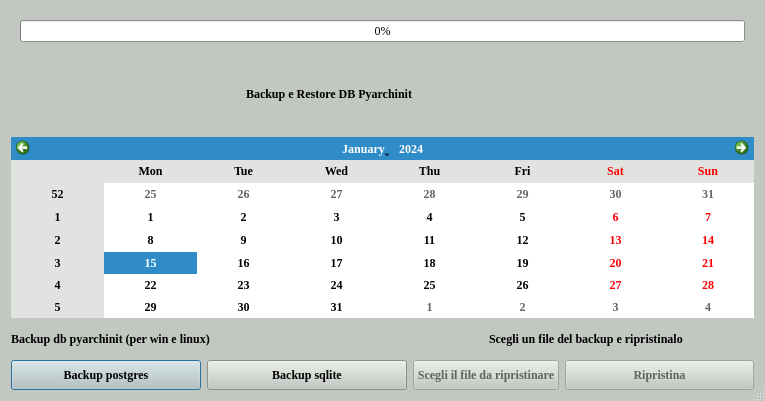
First picture: the form in gui/ui/dbmanagment.ui, repository pyarchinit/pyarchinit, before the edit.
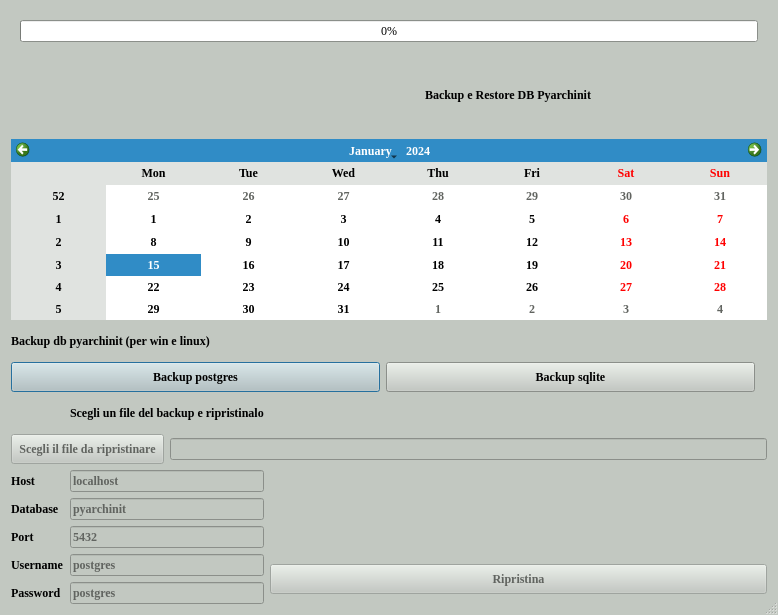
Second picture: the form after the edit. Icons and pictures are not drawn. Custom widgets are drawn as their Qt base class.

Commit message: backp db and restore

```diff
--- a/gui/ui/dbmanagment.ui
+++ b/gui/ui/dbmanagment.ui
@@ -2,16 +2,19 @@
 <ui version="4.0">
  <class>DBmanagment</class>
  <widget class="QDialog" name="DBmanagment">
+  <property name="enabled">
+   <bool>true</bool>
+  </property>
   <property name="geometry">
    <rect>
     <x>0</x>
     <y>0</y>
-    <width>765</width>
-    <height>401</height>
+    <width>778</width>
+    <height>615</height>
    </rect>
   </property>
   <property name="sizePolicy">
-   <sizepolicy hsizetype="Expanding" vsizetype="Expanding">
+   <sizepolicy hsizetype="Expanding" vsizetype="Fixed">
     <horstretch>0</horstretch>
     <verstretch>0</verstretch>
    </sizepolicy>
@@ -154,6 +157,15 @@
        </color>
       </brush>
      </colorrole>
+     <colorrole role="PlaceholderText">
+      <brush brushstyle="NoBrush">
+       <color alpha="128">
+        <red>0</red>
+        <green>0</green>
+        <blue>0</blue>
+       </color>
+      </brush>
+     </colorrole>
     </active>
     <inactive>
      <colorrole role="WindowText">
@@ -291,6 +303,15 @@
        </color>
       </brush>
      </colorrole>
+     <colorrole role="PlaceholderText">
+      <brush brushstyle="NoBrush">
+       <color alpha="128">
+        <red>0</red>
+        <green>0</green>
+        <blue>0</blue>
+       </color>
+      </brush>
+     </colorrole>
     </inactive>
     <disabled>
      <colorrole role="WindowText">
@@ -428,6 +449,15 @@
        </color>
       </brush>
      </colorrole>
+     <colorrole role="PlaceholderText">
+      <brush brushstyle="NoBrush">
+       <color alpha="128">
+        <red>0</red>
+        <green>0</green>
+        <blue>0</blue>
+       </color>
+      </brush>
+     </colorrole>
     </disabled>
    </palette>
   </property>
@@ -447,7 +477,104 @@
   <layout class="QGridLayout" name="gridLayout_3">
    <item row="0" column="0">
     <layout class="QGridLayout" name="gridLayout_2">
-     <item row="0" column="0" colspan="5">
+     <item row="4" column="0">
+      <widget class="QPushButton" name="backup">
+       <property name="sizePolicy">
+        <sizepolicy hsizetype="Expanding" vsizetype="Preferred">
+         <horstretch>0</horstretch>
+         <verstretch>0</verstretch>
+        </sizepolicy>
+       </property>
+       <property name="maximumSize">
+        <size>
+         <width>16777215</width>
+         <height>30</height>
+        </size>
+       </property>
+       <property name="text">
+        <string>Backup postgres</string>
+       </property>
+       <property name="icon">
+        <iconset resource="../../resources/resources.qrc">
+         <normaloff>:/icons/db_update_postgres.png</normaloff>:/icons/db_update_postgres.png</iconset>
+       </property>
+      </widget>
+     </item>
+     <item row="2" column="0" colspan="4">
+      <widget class="QCalendarWidget" name="calendarWidget">
+       <property name="sizePolicy">
+        <sizepolicy hsizetype="Expanding" vsizetype="Expanding">
+         <horstretch>0</horstretch>
+         <verstretch>0</verstretch>
+        </sizepolicy>
+       </property>
+       <property name="minimumSize">
+        <size>
+         <width>191</width>
+         <height>181</height>
+        </size>
+       </property>
+       <property name="styleSheet">
+        <string notr="true">font: 10pt &quot;Andale Mono&quot;;</string>
+       </property>
+      </widget>
+     </item>
+     <item row="4" column="1">
+      <widget class="QPushButton" name="backupsqlite">
+       <property name="sizePolicy">
+        <sizepolicy hsizetype="Expanding" vsizetype="Expanding">
+         <horstretch>0</horstretch>
+         <verstretch>0</verstretch>
+        </sizepolicy>
+       </property>
+       <property name="maximumSize">
+        <size>
+         <width>16777215</width>
+         <height>30</height>
+        </size>
+       </property>
+       <property name="text">
+        <string>Backup sqlite</string>
+       </property>
+       <property name="icon">
+        <iconset resource="../../resources/resources.qrc">
+         <normaloff>:/icons/spatialite.png</normaloff>:/icons/spatialite.png</iconset>
+       </property>
+      </widget>
+     </item>
+     <item row="1" column="1" colspan="2">
+      <widget class="QLabel" name="label">
+       <property name="sizePolicy">
+        <sizepolicy hsizetype="Expanding" vsizetype="Expanding">
+         <horstretch>0</horstretch>
+         <verstretch>0</verstretch>
+        </sizepolicy>
+       </property>
+       <property name="text">
+        <string>             Backup e Restore DB Pyarchinit</string>
+       </property>
+      </widget>
+     </item>
+     <item row="3" column="0" colspan="2">
+      <widget class="QLabel" name="label_3">
+       <property name="sizePolicy">
+        <sizepolicy hsizetype="Expanding" vsizetype="Expanding">
+         <horstretch>0</horstretch>
+         <verstretch>0</verstretch>
+        </sizepolicy>
+       </property>
+       <property name="maximumSize">
+        <size>
+         <width>16777215</width>
+         <height>30</height>
+        </size>
+       </property>
+       <property name="text">
+        <string>Backup db pyarchinit (per win e linux)</string>
+       </property>
+      </widget>
+     </item>
+     <item row="0" column="0" colspan="4">
       <widget class="QWidget" name="widget" native="true">
        <layout class="QHBoxLayout" name="horizontalLayout">
         <item>
@@ -471,58 +598,11 @@
        </layout>
       </widget>
      </item>
-     <item row="1" column="1" colspan="2">
-      <widget class="QLabel" name="label">
-       <property name="sizePolicy">
-        <sizepolicy hsizetype="Expanding" vsizetype="Expanding">
-         <horstretch>0</horstretch>
-         <verstretch>0</verstretch>
-        </sizepolicy>
-       </property>
-       <property name="text">
-        <string>             Backup e Restore DB Pyarchinit</string>
-       </property>
-      </widget>
-     </item>
-     <item row="2" column="0" colspan="5">
-      <widget class="QCalendarWidget" name="calendarWidget">
-       <property name="sizePolicy">
-        <sizepolicy hsizetype="Expanding" vsizetype="Expanding">
-         <horstretch>0</horstretch>
-         <verstretch>0</verstretch>
-        </sizepolicy>
-       </property>
-       <property name="minimumSize">
-        <size>
-         <width>191</width>
-         <height>181</height>
-        </size>
-       </property>
-       <property name="styleSheet">
-        <string notr="true">font: 10pt &quot;Andale Mono&quot;;</string>
-       </property>
-      </widget>
-     </item>
-     <item row="3" column="0" colspan="2">
-      <widget class="QLabel" name="label_3">
-       <property name="sizePolicy">
-        <sizepolicy hsizetype="Expanding" vsizetype="Expanding">
-         <horstretch>0</horstretch>
-         <verstretch>0</verstretch>
-        </sizepolicy>
-       </property>
-       <property name="maximumSize">
-        <size>
-         <width>16777215</width>
-         <height>30</height>
-        </size>
-       </property>
-       <property name="text">
-        <string>Backup db pyarchinit (per win e linux)</string>
-       </property>
-      </widget>
-     </item>
-     <item row="3" column="3" colspan="2">
+    </layout>
+   </item>
+   <item row="1" column="0">
+    <layout class="QGridLayout" name="gridLayout">
+     <item row="0" column="1" colspan="2">
       <widget class="QLabel" name="label_5">
        <property name="sizePolicy">
         <sizepolicy hsizetype="Expanding" vsizetype="Expanding">
@@ -541,45 +621,7 @@
        </property>
       </widget>
      </item>
-     <item row="4" column="0">
-      <widget class="QPushButton" name="backup">
-       <property name="sizePolicy">
-        <sizepolicy hsizetype="Expanding" vsizetype="Preferred">
-         <horstretch>0</horstretch>
-         <verstretch>0</verstretch>
-        </sizepolicy>
-       </property>
-       <property name="maximumSize">
-        <size>
-         <width>16777215</width>
-         <height>30</height>
-        </size>
-       </property>
-       <property name="text">
-        <string>Backup postgres</string>
-       </property>
-      </widget>
-     </item>
-     <item row="4" column="1">
-      <widget class="QPushButton" name="backupsqlite">
-       <property name="sizePolicy">
-        <sizepolicy hsizetype="Expanding" vsizetype="Expanding">
-         <horstretch>0</horstretch>
-         <verstretch>0</verstretch>
-        </sizepolicy>
-       </property>
-       <property name="maximumSize">
-        <size>
-         <width>16777215</width>
-         <height>30</height>
-        </size>
-       </property>
-       <property name="text">
-        <string>Backup sqlite</string>
-       </property>
-      </widget>
-     </item>
-     <item row="4" column="2" colspan="2">
+     <item row="1" column="0" colspan="2">
       <widget class="QPushButton" name="upload">
        <property name="enabled">
         <bool>false</bool>
@@ -601,7 +643,85 @@
        </property>
       </widget>
      </item>
-     <item row="4" column="4">
+     <item row="1" column="2" colspan="2">
+      <widget class="QLineEdit" name="lineEdit_bk_path">
+       <property name="enabled">
+        <bool>false</bool>
+       </property>
+      </widget>
+     </item>
+     <item row="2" column="0">
+      <widget class="QLabel" name="label_27">
+       <property name="text">
+        <string>Host</string>
+       </property>
+      </widget>
+     </item>
+     <item row="2" column="1" colspan="2">
+      <widget class="QLineEdit" name="lineEdit_host_wt">
+       <property name="enabled">
+        <bool>false</bool>
+       </property>
+       <property name="text">
+        <string>localhost</string>
+       </property>
+      </widget>
+     </item>
+     <item row="3" column="0">
+      <widget class="QLabel" name="label_24">
+       <property name="text">
+        <string>Database</string>
+       </property>
+      </widget>
+     </item>
+     <item row="3" column="1" colspan="2">
+      <widget class="QLineEdit" name="lineEdit_database_wt">
+       <property name="enabled">
+        <bool>false</bool>
+       </property>
+       <property name="text">
+        <string>pyarchinit</string>
+       </property>
+       <property name="placeholderText">
+        <string/>
+       </property>
+      </widget>
+     </item>
+     <item row="4" column="0">
+      <widget class="QLabel" name="label_57">
+       <property name="text">
+        <string>Port</string>
+       </property>
+      </widget>
+     </item>
+     <item row="4" column="1" colspan="2">
+      <widget class="QLineEdit" name="lineEdit_port_wt">
+       <property name="enabled">
+        <bool>false</bool>
+       </property>
+       <property name="text">
+        <string>5432</string>
+       </property>
+      </widget>
+     </item>
+     <item row="5" column="0">
+      <widget class="QLabel" name="label_28">
+       <property name="text">
+        <string>Username</string>
+       </property>
+      </widget>
+     </item>
+     <item row="5" column="1" colspan="2">
+      <widget class="QLineEdit" name="lineEdit_username_wt">
+       <property name="enabled">
+        <bool>false</bool>
+       </property>
+       <property name="text">
+        <string>postgres</string>
+       </property>
+      </widget>
+     </item>
+     <item row="5" column="3" rowspan="2">
       <widget class="QPushButton" name="restore">
        <property name="enabled">
         <bool>false</bool>
@@ -621,12 +741,43 @@
        <property name="text">
         <string>Ripristina</string>
        </property>
+       <property name="icon">
+        <iconset resource="../../resources/resources.qrc">
+         <normaloff>:/icons/iconUpd.png</normaloff>:/icons/iconUpd.png</iconset>
+       </property>
+      </widget>
+     </item>
+     <item row="6" column="0">
+      <widget class="QLabel" name="label_29">
+       <property name="text">
+        <string>Password</string>
+       </property>
+      </widget>
+     </item>
+     <item row="6" column="1" colspan="2">
+      <widget class="QgsPasswordLineEdit" name="lineEdit_pass_wt">
+       <property name="enabled">
+        <bool>false</bool>
+       </property>
+       <property name="text">
+        <string>postgres</string>
+       </property>
+       <property name="showLockIcon">
+        <bool>true</bool>
+       </property>
       </widget>
      </item>
     </layout>
    </item>
   </layout>
  </widget>
+ <customwidgets>
+  <customwidget>
+   <class>QgsPasswordLineEdit</class>
+   <extends>QLineEdit</extends>
+   <header>qgspasswordlineedit.h</header>
+  </customwidget>
+ </customwidgets>
  <resources>
   <include location="../../resources/resources.qrc"/>
  </resources>
```
Left out of the diff: 4 changed lines with no effect on the pictures. The commit also changes 1 other file.
